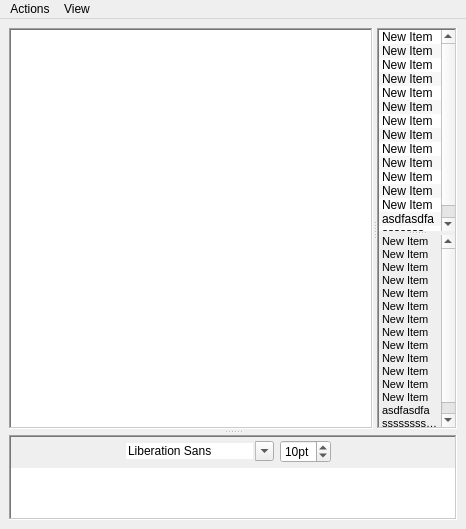
This is py/gui/chatwindow_auto.ui in mnunberg/yobot as Qt 5 draws it before an edit. The edited form follows.
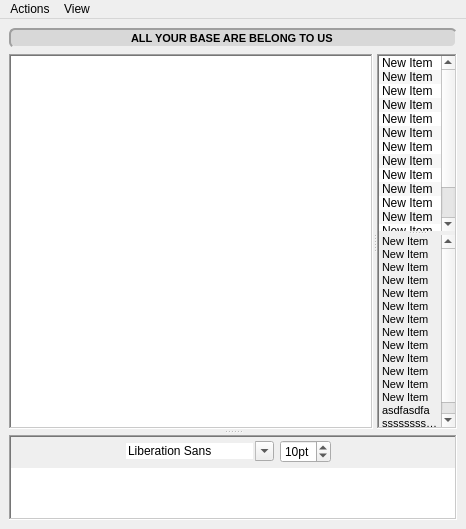
This is the edited form. Icons and pictures are not drawn.

Commit message: Added support for topic change. Also fixed the captcha invoking so it fires at topic change. Some more cosmetic changes

The edit to the form file:
```diff
--- a/py/gui/chatwindow_auto.ui
+++ b/py/gui/chatwindow_auto.ui
@@ -15,7 +15,7 @@
   </property>
   <widget class="QWidget" name="centralwidget">
    <layout class="QGridLayout" name="gridLayout_2">
-    <item row="0" column="0">
+    <item row="2" column="0">
      <widget class="QSplitter" name="splitter_2">
       <property name="frameShape">
        <enum>QFrame::NoFrame</enum>
@@ -749,6 +749,37 @@
       </widget>
      </widget>
     </item>
+    <item row="1" column="0">
+     <widget class="QLineEdit" name="chat_topic">
+      <property name="font">
+       <font>
+        <pointsize>8</pointsize>
+        <weight>75</weight>
+        <bold>true</bold>
+       </font>
+      </property>
+      <property name="autoFillBackground">
+       <bool>false</bool>
+      </property>
+      <property name="styleSheet">
+       <string notr="true">QLineEdit {background-color:rgba(0,0,0,25);
+border: 2px inset palette(dark);
+border-radius:6px;
+margin:0px;
+padding:0px;
+}</string>
+      </property>
+      <property name="text">
+       <string>ALL YOUR BASE ARE BELONG TO US</string>
+      </property>
+      <property name="alignment">
+       <set>Qt::AlignCenter</set>
+      </property>
+      <property name="readOnly">
+       <bool>true</bool>
+      </property>
+     </widget>
+    </item>
    </layout>
   </widget>
   <widget class="QMenuBar" name="menubar">
```
Left out of the diff: 30 changed lines with no effect on the pictures. The commit also changes 7 other files.
